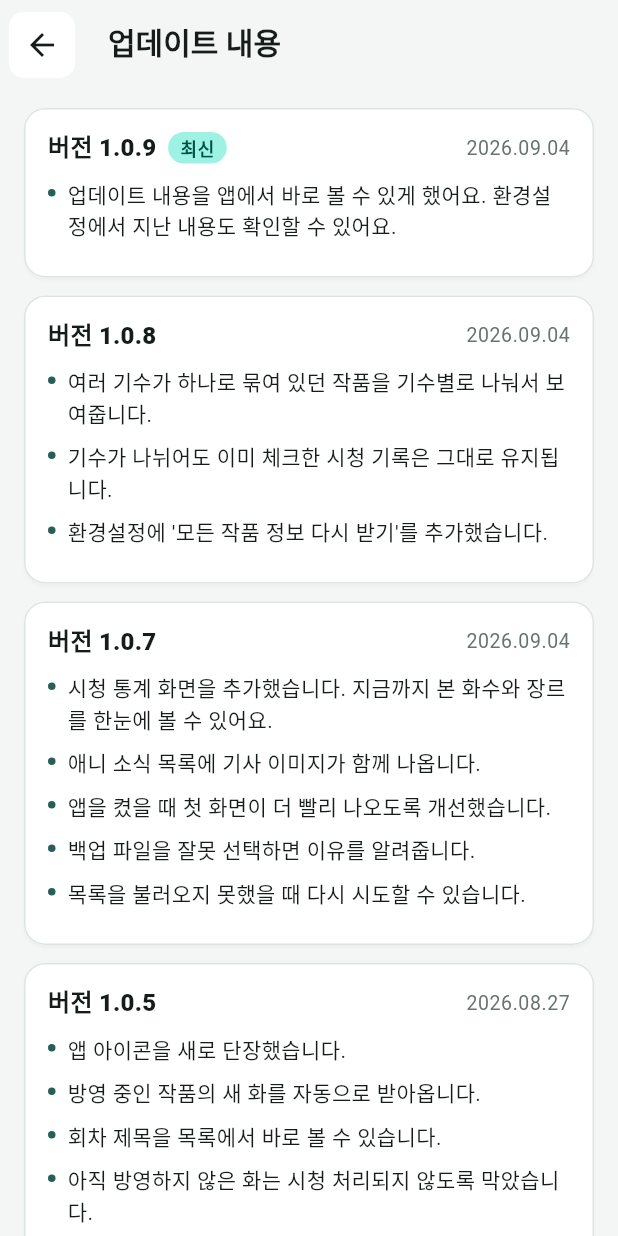
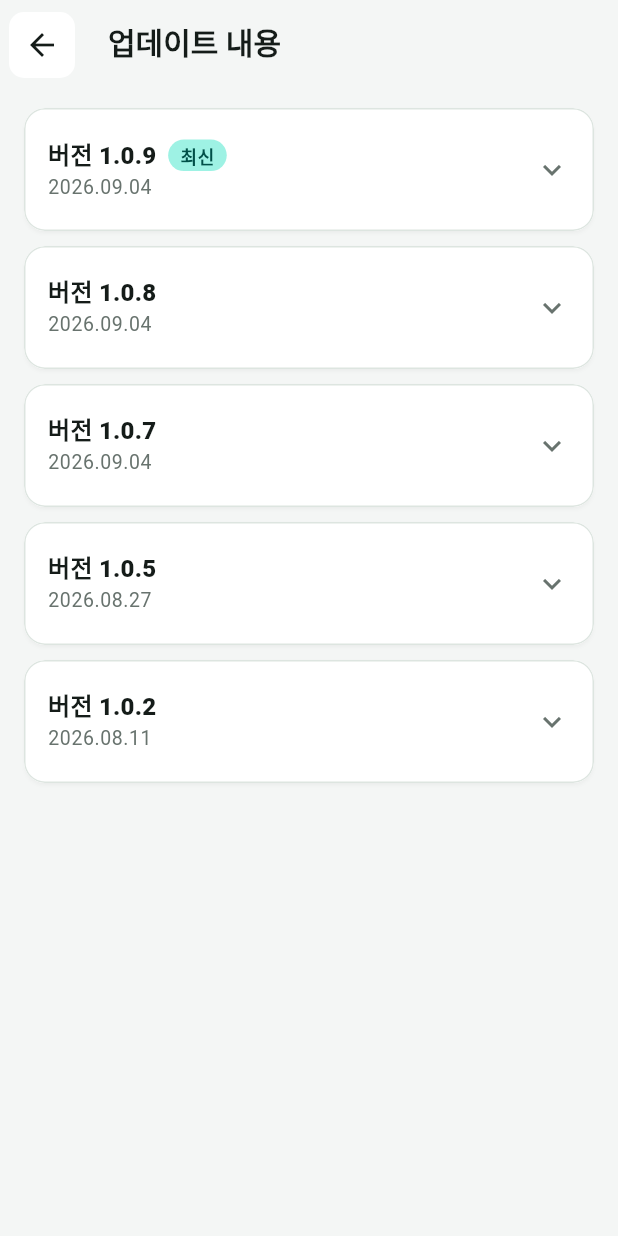
Before and after one commit to YuJY9897/anime-checker, a Flutter app: the screen it shows after launch, after a tap on "지난 내용 보기", on a phone screen of 412 x 824 dp. Run offline on Flutter 3.47's test engine with Material 3 defaults, Android fonts, the phone set to English and light mode, and no system bars; our stand-ins replace file_picker, flutter_riverpod, package_info_plus, share_plus, webview_flutter; network calls fail.

Commit message:
업데이트 내용을 접었다 펴는 목록으로 바꾸고 도움말 챗봇 제거
- 버전과 날짜만 먼저 보여주고, 누르면 그 버전 내용이 펼쳐지도록 변경
- 안내 창과 목록이 같은 내용 위젯을 쓰도록 정리
- 규칙 기반이라 기능이 늘 때마다 손봐야 했던 도움말 챗봇을 삭제
  (사용법 안내는 설명서 화면이 대신함)

Co-Authored-By: Claude Opus 5 <noreply@anthropic.com>

```diff
--- a/anime_checker_flutter/lib/src/data/patch_notes.dart
+++ b/anime_checker_flutter/lib/src/data/patch_notes.dart
@@ -20,6 +20,7 @@ const patchNotes = <PatchNote>[
     date: '2026.09.04',
     items: [
       '업데이트 내용을 앱에서 바로 볼 수 있게 했어요. 환경설정에서 지난 내용도 확인할 수 있어요.',
+      '잘 쓰이지 않던 도움말 챗봇을 없앴어요. 사용법은 설명서에서 확인해 주세요.',
     ],
   ),
   PatchNote(
--- a/anime_checker_flutter/lib/src/features/patch_notes/patch_notes_screen.dart
+++ b/anime_checker_flutter/lib/src/features/patch_notes/patch_notes_screen.dart
@@ -2,7 +2,7 @@ import 'package:flutter/material.dart';
 
 import '../../data/patch_notes.dart';
 
-/// 지난 업데이트 내용을 모아 보여준다.
+/// 지난 업데이트 내용을 버전별로 접어서 보여준다. 누르면 그 버전 내용이 펼쳐진다.
 class PatchNotesScreen extends StatelessWidget {
   const PatchNotesScreen({super.key});
 
@@ -16,13 +16,8 @@ class PatchNotesScreen extends StatelessWidget {
         itemBuilder: (context, index) {
           final note = patchNotes[index];
           return Padding(
-            padding: const EdgeInsets.only(bottom: 12),
-            child: Card(
-              child: Padding(
-                padding: const EdgeInsets.all(16),
-                child: _PatchNoteBody(note: note, showLatestBadge: index == 0),
-              ),
-            ),
+            padding: const EdgeInsets.only(bottom: 10),
+            child: _PatchNoteTile(note: note, isLatest: index == 0),
           );
         },
       ),
@@ -30,20 +25,26 @@ class PatchNotesScreen extends StatelessWidget {
   }
 }
 
-/// 버전 하나의 내용. 안내 창과 목록 화면이 같은 모양을 쓴다.
-class _PatchNoteBody extends StatelessWidget {
-  const _PatchNoteBody({required this.note, this.showLatestBadge = false});
+class _PatchNoteTile extends StatelessWidget {
+  const _PatchNoteTile({required this.note, required this.isLatest});
 
   final PatchNote note;
-  final bool showLatestBadge;
+  final bool isLatest;
 
   @override
   Widget build(BuildContext context) {
     final colors = Theme.of(context).colorScheme;
-    return Column(
-      crossAxisAlignment: CrossAxisAlignment.start,
-      children: [
-        Row(
+    return Card(
+      margin: EdgeInsets.zero,
+      clipBehavior: Clip.antiAlias,
+      child: Theme(
+        // 펼침 목록 기본 구분선을 없애 카드 테두리와 겹치지 않게 한다.
+        data: Theme.of(context).copyWith(dividerColor: Colors.transparent),
+        child: ExpansionTile(
+          tilePadding: const EdgeInsets.symmetric(horizontal: 16, vertical: 4),
+          childrenPadding: const EdgeInsets.fromLTRB(16, 0, 16, 14),
+          expandedCrossAxisAlignment: CrossAxisAlignment.start,
+          title: Row(
             children: [
               Text(
                 '버전 ${note.version}',
@@ -51,10 +52,13 @@ class _PatchNoteBody extends StatelessWidget {
                   fontWeight: FontWeight.w900,
                 ),
               ),
+              if (isLatest) ...[
                 const SizedBox(width: 8),
-            if (showLatestBadge)
                 Container(
-                padding: const EdgeInsets.symmetric(horizontal: 8, vertical: 2),
+                  padding: const EdgeInsets.symmetric(
+                    horizontal: 8,
+                    vertical: 2,
+                  ),
                   decoration: BoxDecoration(
                     color: colors.primaryContainer,
                     borderRadius: BorderRadius.circular(20),
@@ -67,16 +71,37 @@ class _PatchNoteBody extends StatelessWidget {
                     ),
                   ),
                 ),
-            const Spacer(),
-            Text(
+              ],
+            ],
+          ),
+          subtitle: Padding(
+            padding: const EdgeInsets.only(top: 2),
+            child: Text(
               note.date,
               style: Theme.of(context).textTheme.bodySmall?.copyWith(
                 color: colors.onSurfaceVariant,
               ),
             ),
-          ],
           ),
-        const SizedBox(height: 10),
+          children: [PatchNoteItems(note: note)],
+        ),
+      ),
+    );
+  }
+}
+
+/// 버전 하나의 변경 내용 목록. 안내 창과 목록 화면이 같은 모양을 쓴다.
+class PatchNoteItems extends StatelessWidget {
+  const PatchNoteItems({super.key, required this.note});
+
+  final PatchNote note;
+
+  @override
+  Widget build(BuildContext context) {
+    final colors = Theme.of(context).colorScheme;
+    return Column(
+      crossAxisAlignment: CrossAxisAlignment.start,
+      children: [
         for (final item in note.items)
           Padding(
             padding: const EdgeInsets.only(bottom: 8),
@@ -116,7 +141,24 @@ Future<void> showPatchNoteDialog(BuildContext context, PatchNote note) {
     context: context,
     builder: (context) => AlertDialog(
       title: const Text('업데이트했어요'),
-      content: SingleChildScrollView(child: _PatchNoteBody(note: note)),
+      content: SingleChildScrollView(
+        child: Column(
+          crossAxisAlignment: CrossAxisAlignment.start,
+          mainAxisSize: MainAxisSize.min,
+          children: [
+            Padding(
+              padding: const EdgeInsets.only(bottom: 10),
+              child: Text(
+                '버전 ${note.version} · ${note.date}',
+                style: Theme.of(context).textTheme.bodySmall?.copyWith(
+                  color: Theme.of(context).colorScheme.onSurfaceVariant,
+                ),
+              ),
+            ),
+            PatchNoteItems(note: note),
+          ],
+        ),
+      ),
       actions: [
         TextButton(
           onPressed: () {
--- a/anime_checker_flutter/lib/src/features/settings/help_chat_screen.dart
+++ /dev/null
@@ -1,321 +0,0 @@
-import 'package:flutter/material.dart';
-
-/// 오프라인 도움말 챗봇.
-/// 설명서/개인정보처리방침/데이터 출처 내용을 키워드 매칭으로 답변한다.
-/// 외부 API 호출 없이 기기 안에서만 동작한다.
-class HelpChatScreen extends StatefulWidget {
-  const HelpChatScreen({super.key});
-
-  @override
-  State<HelpChatScreen> createState() => _HelpChatScreenState();
-}
-
-class _HelpChatScreenState extends State<HelpChatScreen> {
-  final textController = TextEditingController();
-  final scrollController = ScrollController();
-  final messages = <_ChatMessage>[
-    const _ChatMessage(
-      text:
-          '안녕하세요, 애니 체크 도우미예요.\n'
-          '앱 사용법이나 개인정보, 데이터 출처가 궁금하면 편하게 물어보세요.\n\n'
-          '아직 배우는 중이라 답변이 많이 부족할 수 있어요.\n'
-          '어색한 답변이나 개선 의견은 환경설정 → 피드백 보내기로 알려주시면 큰 도움이 돼요.',
-      fromUser: false,
-    ),
-  ];
-
-  static const suggestions = [
-    '새 화가 뭐예요?',
-    '시청 체크는 어떻게 해요?',
-    '백업은 어떻게 해요?',
-    '개인정보를 수집하나요?',
-    '데이터는 어디서 가져오나요?',
-    '뒤로가기는 어떻게 동작해요?',
-  ];
-
-  @override
-  void dispose() {
-    textController.dispose();
-    scrollController.dispose();
-    super.dispose();
-  }
-
-  void _send(String input) {
-    final question = input.trim();
-    if (question.isEmpty) return;
-    setState(() {
-      messages.add(_ChatMessage(text: question, fromUser: true));
-      messages.add(_ChatMessage(text: _answerFor(question), fromUser: false));
-    });
-    textController.clear();
-    WidgetsBinding.instance.addPostFrameCallback((_) {
-      if (scrollController.hasClients) {
-        scrollController.animateTo(
-          scrollController.position.maxScrollExtent,
-          duration: const Duration(milliseconds: 250),
-          curve: Curves.easeOut,
-        );
-      }
-    });
-  }
-
-  @override
-  Widget build(BuildContext context) {
-    final colors = Theme.of(context).colorScheme;
-    return Scaffold(
-      appBar: AppBar(title: const Text('도움말 챗봇')),
-      body: Column(
-        children: [
-          Expanded(
-            child: ListView.builder(
-              controller: scrollController,
-              padding: const EdgeInsets.fromLTRB(16, 8, 16, 8),
-              itemCount: messages.length,
-              itemBuilder: (context, index) =>
-                  _ChatBubble(message: messages[index]),
-            ),
-          ),
-          SizedBox(
-            height: 40,
-            child: ListView.separated(
-              scrollDirection: Axis.horizontal,
-              padding: const EdgeInsets.symmetric(horizontal: 16),
-              itemCount: suggestions.length,
-              separatorBuilder: (_, _) => const SizedBox(width: 6),
-              itemBuilder: (context, index) => ActionChip(
-                label: Text(suggestions[index]),
-                labelStyle: Theme.of(context).textTheme.labelMedium,
-                visualDensity: VisualDensity.compact,
-                onPressed: () => _send(suggestions[index]),
-              ),
-            ),
-          ),
-          SafeArea(
-            child: Padding(
-              padding: const EdgeInsets.fromLTRB(16, 8, 16, 12),
-              child: Row(
-                children: [
-                  Expanded(
-                    child: TextField(
-                      controller: textController,
-                      textInputAction: TextInputAction.send,
-                      decoration: const InputDecoration(
-                        hintText: '궁금한 점을 입력하세요',
-                      ),
-                      onSubmitted: _send,
-                    ),
-                  ),
-                  const SizedBox(width: 8),
-                  IconButton(
-                    tooltip: '보내기',
-                    style: IconButton.styleFrom(
-                      backgroundColor: colors.primary,
-                      foregroundColor: colors.onPrimary,
-                    ),
-                    onPressed: () => _send(textController.text),
-                    icon: const Icon(Icons.arrow_upward),
-                  ),
-                ],
-              ),
-            ),
-          ),
-        ],
-      ),
-    );
-  }
-
-  String _answerFor(String question) {
-    final normalized = question.toLowerCase();
-    _ChatTopic? best;
-    var bestScore = 0;
-    for (final topic in _topics) {
-      var score = 0;
-      for (final keyword in topic.keywords) {
-        if (normalized.contains(keyword)) score += keyword.length;
-      }
-      if (score > bestScore) {
-        bestScore = score;
-        best = topic;
-      }
-    }
-    if (best == null) {
-      return '아직 그 질문은 답변을 준비하지 못했어요.\n'
-          '이런 주제를 물어볼 수 있어요:\n'
-          '· 새 화 / 보관함 / 보류 / 찜\n'
-          '· 신작 애니 / 요일 편성표 / 애니 소식\n'
-          '· 시청 체크 / 검색과 추가 / 백업과 복원\n'
-          '· 다크 모드 / 뒤로가기 / 전체 초기화\n'
-          '· 개인정보 / 데이터 출처와 저작권 / 피드백\n\n'
-          '필요한 답변이 없었다면 환경설정 → 피드백 보내기로 알려주세요. 다음 업데이트에 반영할게요.';
-    }
-    return best.answer;
-  }
-}
-
-class _ChatMessage {
-  const _ChatMessage({required this.text, required this.fromUser});
-
-  final String text;
-  final bool fromUser;
-}
-
-class _ChatBubble extends StatelessWidget {
-  const _ChatBubble({required this.message});
-
-  final _ChatMessage message;
-
-  @override
-  Widget build(BuildContext context) {
-    final colors = Theme.of(context).colorScheme;
-    final fromUser = message.fromUser;
-    return Align(
-      alignment: fromUser ? Alignment.centerRight : Alignment.centerLeft,
-      child: Container(
-        margin: const EdgeInsets.symmetric(vertical: 4),
-        padding: const EdgeInsets.symmetric(horizontal: 12, vertical: 9),
-        constraints: BoxConstraints(
-          maxWidth: MediaQuery.of(context).size.width * 0.78,
-        ),
-        decoration: BoxDecoration(
-          color: fromUser ? colors.primary : colors.surfaceContainer,
-          borderRadius: BorderRadius.only(
-            topLeft: const Radius.circular(14),
-            topRight: const Radius.circular(14),
-            bottomLeft: Radius.circular(fromUser ? 14 : 4),
-            bottomRight: Radius.circular(fromUser ? 4 : 14),
-          ),
-          border: fromUser ? null : Border.all(color: colors.outlineVariant),
-        ),
-        child: Text(
-          message.text,
-          style: Theme.of(context).textTheme.bodyMedium?.copyWith(
-            color: fromUser ? colors.onPrimary : colors.onSurface,
-            height: 1.4,
-          ),
-        ),
-      ),
-    );
-  }
-}
-
-class _ChatTopic {
-  const _ChatTopic({required this.keywords, required this.answer});
-
-  final List<String> keywords;
-  final String answer;
-}
-
-const _topics = [
-  _ChatTopic(
-    keywords: ['새 화', '새화', '이어볼', '안 본 화', '못 본'],
-    answer:
-        '새 화는 보관함 작품 중 아직 보지 않은 첫 회차를 작품별로 보여주는 기본 화면이에요.\n'
-        '오래된 작품도 안 본 화가 있으면 표시되고, 보류 작품과 아직 방영 전인 회차는 제외돼요.\n'
-        '카드를 누르면 상세 화면으로 이동해서 바로 시청 체크를 할 수 있어요.',
-  ),
-  _ChatTopic(
-    keywords: ['보관함', '진행률', '정렬'],
-    answer:
-        '보관함은 보는 중이거나 다 봤지만 계속 보관할 작품을 모아두는 곳이에요.\n'
-        '카드에서 진행률(예: 10/24화 · 42%)과 진행 바를 확인할 수 있어요.\n'
-        '정렬은 보관함 상단 칩이나 환경설정 → 보관함 정렬에서 바꿀 수 있어요.',
-  ),
-  _ChatTopic(
-    keywords: ['보류', '멈춘', '복귀', '쉬었다'],
-    answer:
-        '보류는 잠시 멈춘 작품을 따로 두는 곳이에요.\n'
-        '보류 중에는 새 화 목록에서 빠지고, 방영 중이라면 요일 편성표에는 보류 라벨로 남아요.\n'
-        '카드의 복귀 버튼을 누르면 다시 보관함과 새 화 대상으로 돌아와요.',
-  ),
-  _ChatTopic(
-    keywords: ['찜', '나중에 볼', '후보'],
-    answer:
-        '찜은 보관함에 넣기 전에 후보를 담아두는 목록이에요.\n'
-        '신작 애니나 검색 결과에서 찜 버튼으로 담고, 카드를 누르면 상세 정보를 볼 수 있어요.\n'
-        '추가 버튼으로 보관함에 넣으면 찜에서는 자동으로 빠져요.',
-  ),
-  _ChatTopic(
-    keywords: ['신작', '월별', '개봉', '방영예정', '방영 예정', '분기'],
-    answer:
-        '신작 애니에서는 년도와 월을 골라 그 시기에 나온(나올) 애니를 볼 수 있어요.\n'
-        '방영일 아래에 방영중/완결/방영예정 상태가 표시되고, 추가나 찜으로 바로 담을 수 있어요.\n'
-        '목록이 안 보이면 오른쪽 위 새로고침을 눌러 다시 불러올 수 있어요.',
-  ),
-  _ChatTopic(
-    keywords: ['편성표', '요일'],
-    answer:
-        '요일 편성표는 현재 방영 중인 보관함/보류 작품을 요일별로 보여줘요.\n'
-        '완결되거나 종영된 작품은 나오지 않고, 요일 정보가 없으면 최근 방영일로 요일을 추론해요.',
-  ),
-  _ChatTopic(
-    keywords: ['소식', '뉴스', '기사', '원문'],
-    answer:
-        '애니 소식에서는 신작, 시즌, 극장판, 흥행 관련 뉴스를 모아 볼 수 있어요.\n'
-        '카드를 누르면 요약을 보고, 원문 보기를 누르면 앱 안에서 기사 원문 페이지가 열려요.\n'
-        '상단 칩으로 전체/신작/시즌/극장판/흥행을 걸러볼 수 있어요.',
-  ),
-  _ChatTopic(
-    keywords: ['검색', '추가', '등록'],
-    answer:
-        '오른쪽 위 돋보기로 애니 제목을 검색할 수 있어요.\n'
-        '검색 결과나 신작 애니 카드에서 추가를 누르면 보관함에 들어가고, 시즌/에피소드 정보도 자동으로 가져와요.',
-  ),
-  _ChatTopic(
-    keywords: ['시청', '완료', '에피소드', '회차', '체크', '봤어'],
-    answer:
-        '상세 화면에서 시즌을 누르면 에피소드 목록이 나와요.\n'
-        '시청 버튼을 누르면 그 화까지 이전 화가 모두 완료 처리되고, 완료를 다시 누르면 그 화부터 이후 화가 미완료로 바뀌어요.\n'
-        '보관함에 없는 작품도 시청을 누르면 보관함에 추가할지 물어봐요.',
-  ),
-  _ChatTopic(
-    keywords: ['백업', '복원', 'json', '내보내', '불러오', '폰 바꾸', '기기 변경'],
-    answer:
-        '환경설정 → 백업 / 복원에서 보관함, 보류, 찜, 시청 기록, 메모, 설정을 JSON 파일로 내보낼 수 있어요.\n'
-        '폰을 바꾸면 새 폰에서 JSON 불러오기로 복원하면 돼요.\n'
-        '복원 전에 파일 안의 작품/찜/시청 기록 개수를 먼저 보여줘요.',
-  ),
-  _ChatTopic(
-    keywords: ['초기화', '리셋', '전부 삭제', '지우'],
-    answer:
-        '환경설정 → 전체 초기화를 누르면 보관함, 보류, 찜, 시청 기록이 모두 비워져요(설정은 유지).\n'
-        '실수 방지를 위해 확인 창이 한 번 더 떠요. 초기화 전에 백업을 만들어 두는 걸 추천해요.',
-  ),
-  _ChatTopic(
-    keywords: ['다크', '테마', '이미지 끄', '포스터 끄', '이미지 표시'],
-    answer:
-        '환경설정 → 표시 설정에서 다크 모드를 켜고 끌 수 있어요.\n'
-        '카드 이미지 표시를 끄면 포스터 없이 정보만 담은 컴팩트한 카드로 바뀌어요.',
-  ),
-  _ChatTopic(
-    keywords: ['뒤로', '종료', '나가'],
-    answer:
-        '상세나 에피소드 같은 하위 화면에서 뒤로가기를 누르면 이전 화면으로 돌아가요.\n'
-        '메뉴 화면에서는 뒤로가기를 누르면 새 화로 이동하고, 새 화에서 두 번 연속 누르면 앱이 종료돼요.',
-  ),
-  _ChatTopic(
-    keywords: ['개인정보', '수집', '계정', '로그인', '프라이버시'],
-    answer:
-        '애니 체크는 계정, 이름, 연락처, 위치 같은 개인정보를 수집하지 않고 로그인도 필요 없어요.\n'
-        '보관함, 시청 기록, 메모는 기본적으로 폰 내부에만 저장돼요.\n'
-        '피드백을 보낼 때만 작성한 내용과 선택 입력한 이메일이 서버로 전송돼요.\n'
-        '자세한 내용은 환경설정 → 개인정보처리방침에서 볼 수 있어요.',
-  ),
-  _ChatTopic(
-    keywords: ['출처', '저작권', 'tmdb', 'jikan', 'mal', '어디서 가져'],
-    answer:
-        '신작 애니는 Jikan API(MyAnimeList 공개 데이터)를 기본으로 쓰고, 한국어 제목/포스터/상세는 TMDB 데이터로 보강해요.\n'
-        '애니 소식은 Google/Bing 뉴스 RSS의 제목, 요약, 원문 링크를 정리해 보여줘요.\n'
-        '애니 체크는 이들 서비스와 공식 제휴한 앱이 아니고, 포스터와 기사 권리는 원 제공자에게 있어요.\n'
-        '자세한 내용은 환경설정 → 데이터 출처 및 저작권에서 볼 수 있어요.',
-  ),
-  _ChatTopic(
-    keywords: ['피드백', '문의', '버그', '오류', '건의', '이메일', '개발자'],
-    answer:
-        '환경설정 → 피드백 보내기에서 기능 제안이나 오류 신고를 앱 안에서 바로 보낼 수 있어요.\n'
-        '이메일로 직접 문의하려면 yujy9897@gmail.com 으로 보내면 돼요.',
-  ),
-  _ChatTopic(
-    keywords: ['안녕', '하이', '헬로', '반가'],
-    answer: '안녕하세요! 애니 체크 사용법이 궁금하면 아래 추천 질문을 누르거나 편하게 물어보세요.',
-  ),
-];
```
Also changed, not shown: anime_checker_flutter/lib/src/features/settings/settings_screen.dart (+0 -8 lines). Lines whose indentation alone changed are shown as unchanged.
